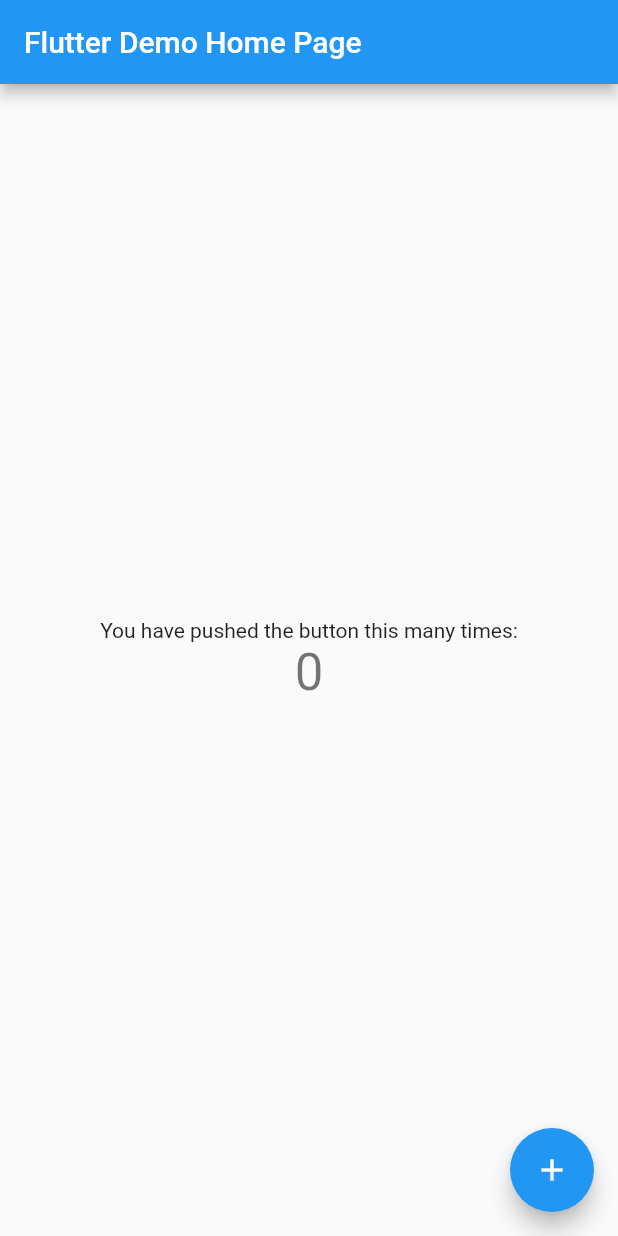
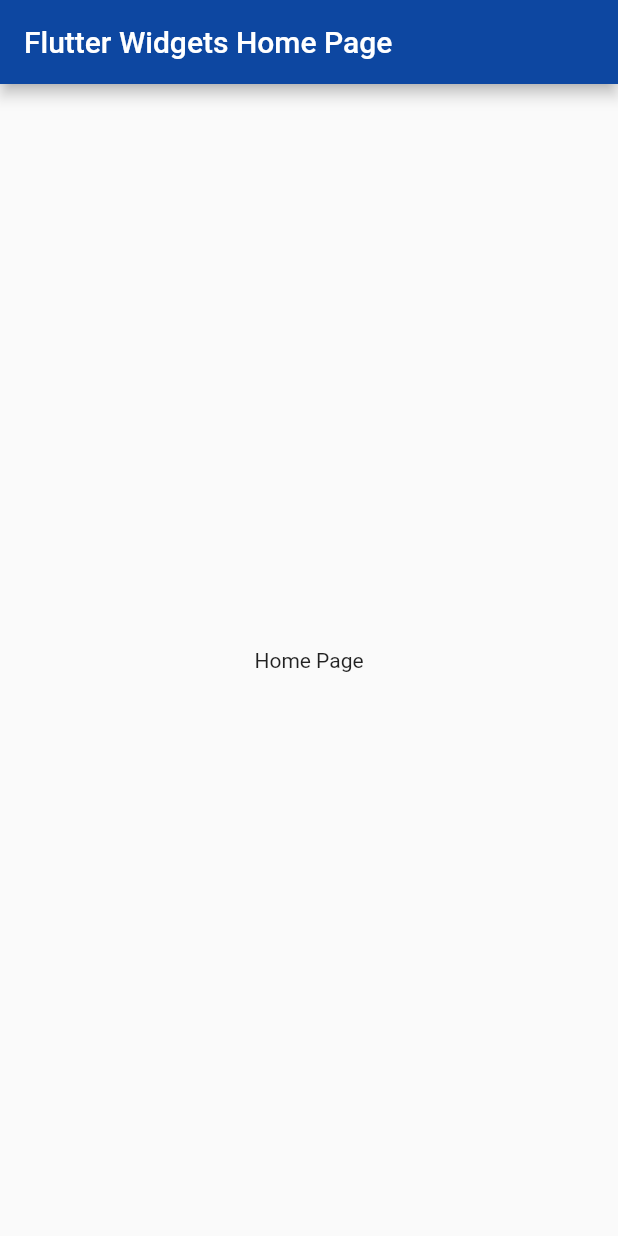
Before and after one commit to plusema86/flutter_widgets_examples, a Flutter app: the screen it shows after launch, on a phone screen of 412 x 824 dp. Run offline on Flutter 3.47's test engine with Material 2 defaults, Android fonts, the phone set to English and light mode, and no system bars.

Commit message:
* Routing app * First widget page (SafeArea)

```diff
--- /dev/null
+++ b/lib/home_page.dart
@@ -0,0 +1,24 @@
+import 'package:flutter/material.dart';
+
+class HomePage extends StatefulWidget {
+  HomePage({Key key}) : super(key: key);
+
+  @override
+  _HomePageState createState() => _HomePageState();
+}
+
+class _HomePageState extends State<HomePage> {
+  @override
+  Widget build(BuildContext context) {
+    return Scaffold(
+      appBar: AppBar(
+        title: Text("Flutter Widgets Home Page"),
+      ),
+      body: Center(
+        child: Text(
+          'Home Page',
+        ),
+      ),
+    );
+  }
+}
--- a/lib/main.dart
+++ b/lib/main.dart
@@ -1,4 +1,6 @@
 import 'package:flutter/material.dart';
+import 'package:flutter_widgets_examples/utils/router.dart' as router;
+import 'package:flutter_widgets_examples/utils/routing_constants.dart';
 
 void main() => runApp(MyApp());
 
@@ -7,105 +9,12 @@
   @override
   Widget build(BuildContext context) {
     return MaterialApp(
-      title: 'Flutter Demo',
+      title: 'Flutter Widgets Examples',
       theme: ThemeData(
-        // This is the theme of your application.
-        //
-        // Try running your application with "flutter run". You'll see the
-        // application has a blue toolbar. Then, without quitting the app, try
-        // changing the primarySwatch below to Colors.green and then invoke
-        // "hot reload" (press "r" in the console where you ran "flutter run",
-        // or simply save your changes to "hot reload" in a Flutter IDE).
-        // Notice that the counter didn't reset back to zero; the application
-        // is not restarted.
-        primarySwatch: Colors.blue,
+        primaryColor: Colors.blue[900],
       ),
-      home: MyHomePage(title: 'Flutter Demo Home Page'),
+      onGenerateRoute: router.generateRoute,
+      initialRoute: HOME_PAGE_ROUTE,
     );
   }
 }
-
-class MyHomePage extends StatefulWidget {
-  MyHomePage({Key key, this.title}) : super(key: key);
-
-  // This widget is the home page of your application. It is stateful, meaning
-  // that it has a State object (defined below) that contains fields that affect
-  // how it looks.
-
-  // This class is the configuration for the state. It holds the values (in this
-  // case the title) provided by the parent (in this case the App widget) and
-  // used by the build method of the State. Fields in a Widget subclass are
-  // always marked "final".
-
-  final String title;
-
-  @override
-  _MyHomePageState createState() => _MyHomePageState();
-}
-
-class _MyHomePageState extends State<MyHomePage> {
-  int _counter = 0;
-
-  void _incrementCounter() {
-    setState(() {
-      // This call to setState tells the Flutter framework that something has
-      // changed in this State, which causes it to rerun the build method below
-      // so that the display can reflect the updated values. If we changed
-      // _counter without calling setState(), then the build method would not be
-      // called again, and so nothing would appear to happen.
-      _counter++;
-    });
-  }
-
-  @override
-  Widget build(BuildContext context) {
-    // This method is rerun every time setState is called, for instance as done
-    // by the _incrementCounter method above.
-    //
-    // The Flutter framework has been optimized to make rerunning build methods
-    // fast, so that you can just rebuild anything that needs updating rather
-    // than having to individually change instances of widgets.
-    return Scaffold(
-      appBar: AppBar(
-        // Here we take the value from the MyHomePage object that was created by
-        // the App.build method, and use it to set our appbar title.
-        title: Text(widget.title),
-      ),
-      body: Center(
-        // Center is a layout widget. It takes a single child and positions it
-        // in the middle of the parent.
-        child: Column(
-          // Column is also a layout widget. It takes a list of children and
-          // arranges them vertically. By default, it sizes itself to fit its
-          // children horizontally, and tries to be as tall as its parent.
-          //
-          // Invoke "debug painting" (press "p" in the console, choose the
-          // "Toggle Debug Paint" action from the Flutter Inspector in Android
-          // Studio, or the "Toggle Debug Paint" command in Visual Studio Code)
-          // to see the wireframe for each widget.
-          //
-          // Column has various properties to control how it sizes itself and
-          // how it positions its children. Here we use mainAxisAlignment to
-          // center the children vertically; the main axis here is the vertical
-          // axis because Columns are vertical (the cross axis would be
-          // horizontal).
-          mainAxisAlignment: MainAxisAlignment.center,
-          children: <Widget>[
-            Text(
-              'You have pushed the button this many times:',
-            ),
-            Text(
-              '$_counter',
-              style: Theme.of(context).textTheme.display1,
-            ),
-          ],
-        ),
-      ),
-      floatingActionButton: FloatingActionButton(
-        onPressed: _incrementCounter,
-        tooltip: 'Increment',
-        child: Icon(Icons.add),
-      ), // This trailing comma makes auto-formatting nicer for build methods.
-    );
-  }
-}
--- /dev/null
+++ b/lib/safearea_widget/safearea_page.dart
@@ -0,0 +1,15 @@
+import 'package:flutter/material.dart';
+
+class SafeAreaPage extends StatefulWidget {
+  SafeAreaPage({Key key}) : super(key: key);
+
+  @override
+  _SafeAreaPageState createState() => _SafeAreaPageState();
+}
+
+class _SafeAreaPageState extends State<SafeAreaPage> {
+  @override
+  Widget build(BuildContext context) {
+    return Container();
+  }
+}
--- /dev/null
+++ b/lib/utils/router.dart
@@ -0,0 +1,16 @@
+import 'package:flutter/cupertino.dart';
+import 'package:flutter/material.dart';
+import 'package:flutter_widgets_examples/home_page.dart';
+import 'package:flutter_widgets_examples/safearea_widget/safearea_page.dart';
+import 'package:flutter_widgets_examples/utils/routing_constants.dart';
+
+Route<dynamic> generateRoute(RouteSettings settings) {
+  switch (settings.name) {
+    case HOME_PAGE_ROUTE:
+      return MaterialPageRoute(builder: (context) => HomePage());
+    case SAFE_AREA_ROUTE:
+      return MaterialPageRoute(builder: (context) => SafeAreaPage());
+    default:
+      return MaterialPageRoute(builder: (context) => HomePage());
+  }
+}
--- /dev/null
+++ b/lib/utils/routing_constants.dart
@@ -0,0 +1,2 @@
+const String HOME_PAGE_ROUTE = '/';
+const String SAFE_AREA_ROUTE = 'safe_area';
```
